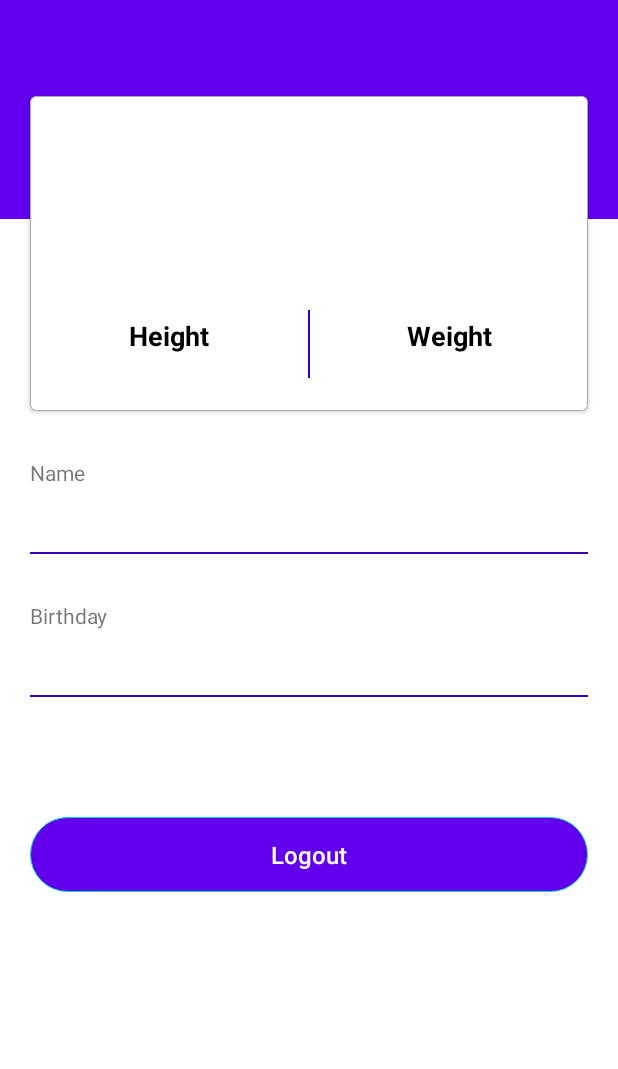
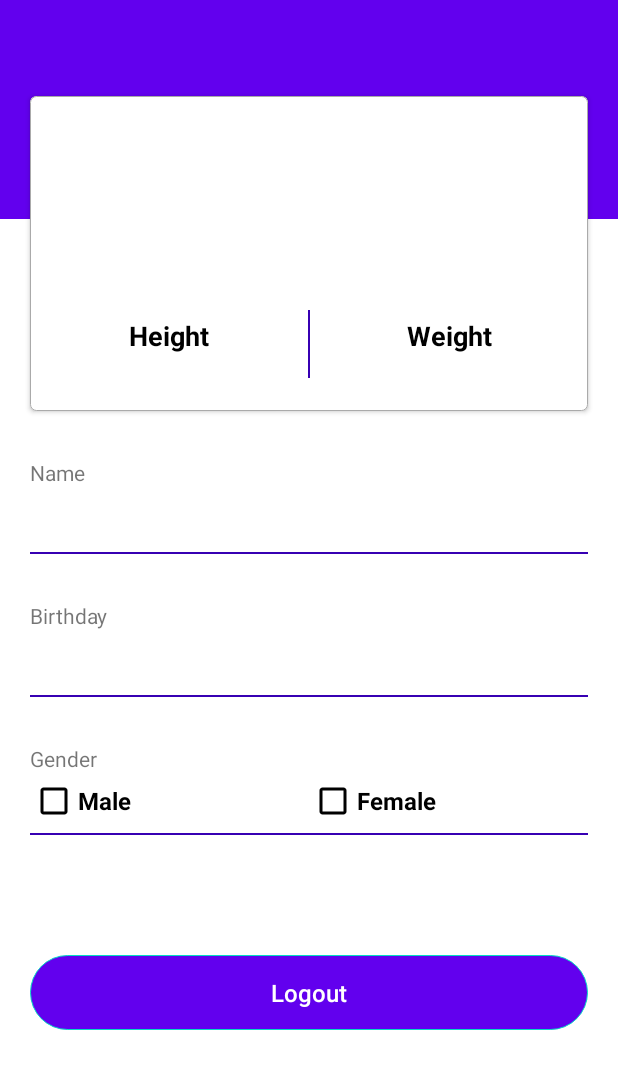
Before and after one commit to anyatsal/MakaoFit, an Android app: the layout fragment_profile.xml on its own in the app's theme, with its tools: preview values and no code run, on a phone screen of 412 x 824 dp. Shown: the top 1069 px of the screen. Run offline under Robolectric (Android 15) with nearby library versions, the phone set to English and light mode, and no system bars.

Commit message:
gender selector

```diff
--- a/app/src/main/res/layout/fragment_profile.xml
+++ b/app/src/main/res/layout/fragment_profile.xml
@@ -1,12 +1,6 @@
 <?xml version="1.0" encoding="utf-8"?>
-<FrameLayout xmlns:android="http://schemas.android.com/apk/res/android"
+<ScrollView xmlns:android="http://schemas.android.com/apk/res/android"
     xmlns:app="http://schemas.android.com/apk/res-auto"
-    xmlns:tools="http://schemas.android.com/tools"
-    android:layout_width="match_parent"
-    android:layout_height="wrap_content"
-    android:background="@color/white">
-
-    <ScrollView
     android:id="@+id/container_fragment_profile"
     android:layout_width="match_parent"
     android:layout_height="wrap_content"
@@ -142,17 +136,80 @@
                 app:layout_constraintTop_toBottomOf="@+id/birthday" />
         </androidx.constraintlayout.widget.ConstraintLayout>
 
+        <androidx.constraintlayout.widget.ConstraintLayout
+            android:id="@+id/input_gender"
+            android:layout_width="match_parent"
+            android:layout_height="wrap_content"
+            android:layout_marginStart="20dp"
+            android:layout_marginTop="25dp"
+            android:layout_marginEnd="20dp"
+            app:layout_constraintEnd_toEndOf="parent"
+            app:layout_constraintStart_toStartOf="parent"
+            app:layout_constraintTop_toBottomOf="@+id/input_birthday">
+
+            <TextView
+                android:id="@+id/title_gender"
+                android:layout_width="wrap_content"
+                android:layout_height="wrap_content"
+                android:layout_marginTop="6dp"
+                android:text="@string/gender"
+                app:layout_constraintStart_toStartOf="parent"
+                app:layout_constraintTop_toTopOf="parent" />
+
+            <LinearLayout
+                android:id="@+id/gender_block"
+                android:layout_width="match_parent"
+                android:layout_height="30dp"
+                android:orientation="horizontal"
+                android:weightSum="2"
+                app:layout_constraintEnd_toEndOf="parent"
+                app:layout_constraintStart_toStartOf="parent"
+                app:layout_constraintTop_toBottomOf="@+id/title_gender">
+
+                <CheckBox
+                    android:id="@+id/male"
+                    android:layout_width="0dp"
+                    android:layout_height="30dp"
+                    android:layout_marginTop="3dp"
+                    android:layout_weight="1"
+                    android:gravity="center_vertical"
+                    android:text="Male"
+                    android:textSize="16sp"
+                    android:textStyle="bold" />
+
+                <CheckBox
+                    android:id="@+id/female"
+                    android:layout_width="0dp"
+                    android:layout_height="30dp"
+                    android:layout_marginTop="3dp"
+                    android:layout_weight="1"
+                    android:gravity="center_vertical"
+                    android:text="Female"
+                    android:textSize="16sp"
+                    android:textStyle="bold" />
+            </LinearLayout>
+
+            <include
+                layout="@layout/item_divider"
+                android:layout_width="match_parent"
+                android:layout_height="1dp"
+                android:layout_marginTop="10dp"
+                app:layout_constraintEnd_toEndOf="parent"
+                app:layout_constraintStart_toStartOf="parent"
+                app:layout_constraintTop_toBottomOf="@+id/gender_block" />
+
+        </androidx.constraintlayout.widget.ConstraintLayout>
+
         <Button
             android:id="@+id/btn_logout"
             style="@style/LogOutButton"
             android:layout_width="match_parent"
             android:layout_height="50dp"
+            android:layout_marginStart="20dp"
             android:layout_marginTop="80dp"
-                android:layout_marginStart="20dp"
             android:layout_marginEnd="20dp"
-                app:layout_constraintTop_toBottomOf="@+id/input_birthday"
+            app:layout_constraintEnd_toEndOf="parent"
             app:layout_constraintStart_toStartOf="parent"
-                app:layout_constraintEnd_toEndOf="parent" />
+            app:layout_constraintTop_toBottomOf="@+id/input_gender" />
     </androidx.constraintlayout.widget.ConstraintLayout>
 </ScrollView>
-</FrameLayout>
--- a/app/src/main/res/values/strings.xml
+++ b/app/src/main/res/values/strings.xml
@@ -10,4 +10,5 @@
     <string name="name">Name</string>
     <string name="birthday">Birthday</string>
     <string name="logout">Logout</string>
+    <string name="gender">Gender</string>
 </resources>
```
Lines whose indentation alone changed are shown as unchanged.
